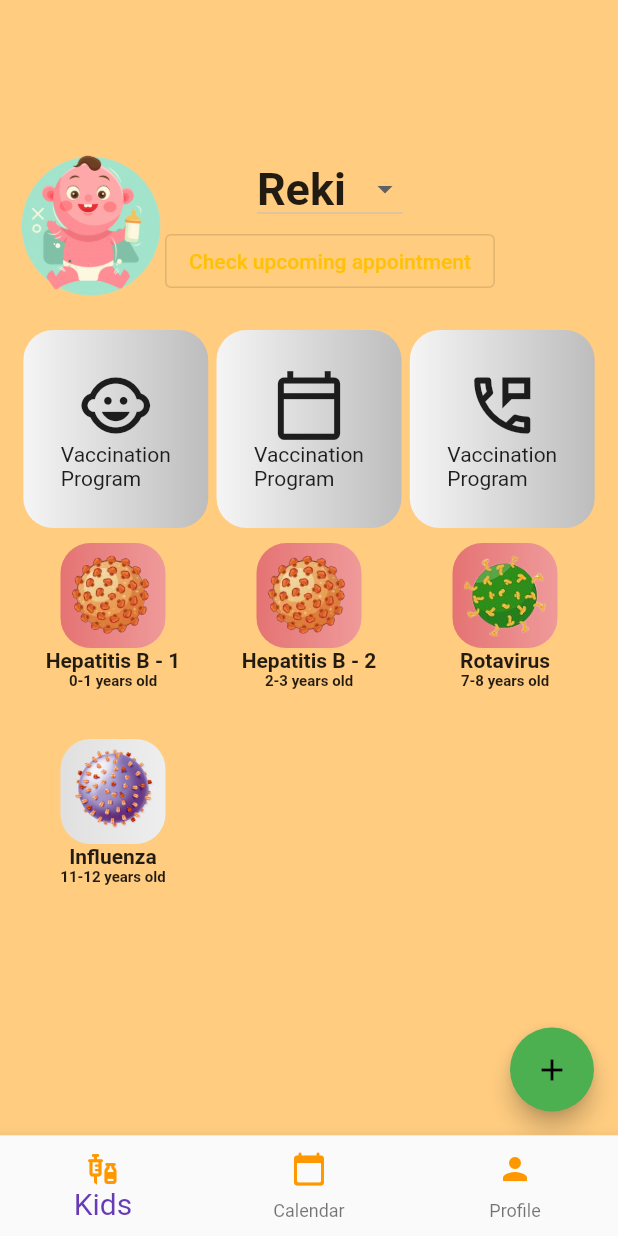
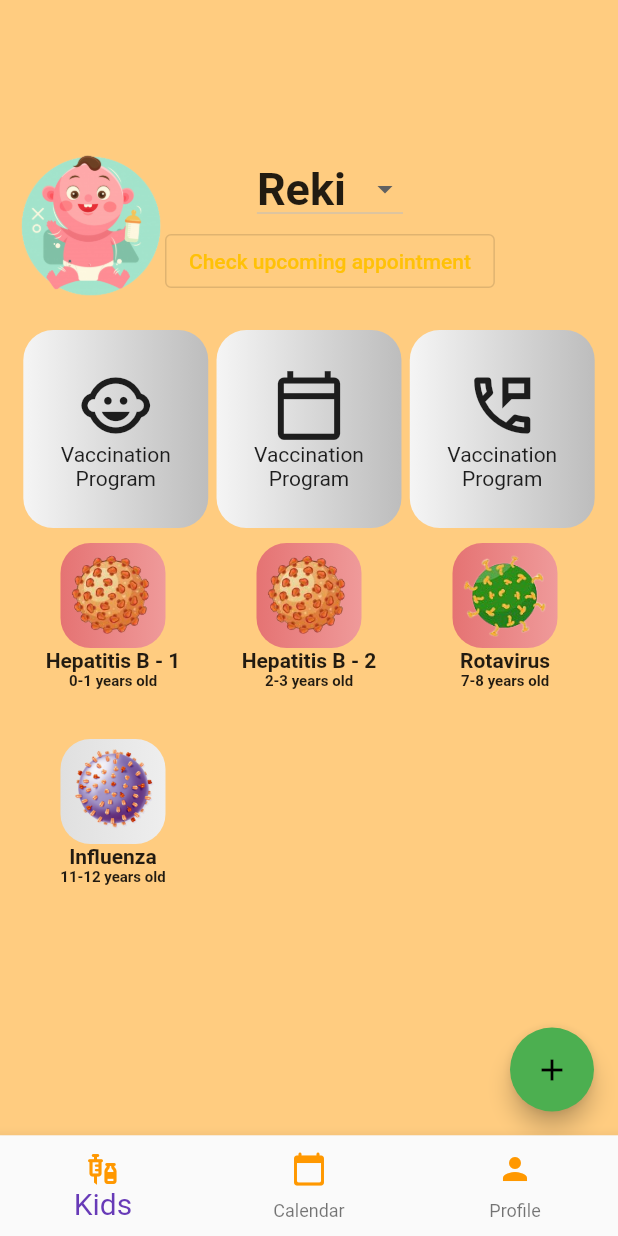
Before and after one commit to bjudob/duckcination, a Flutter app: the screen it shows after launch, on a phone screen of 412 x 824 dp. Run offline on Flutter 3.47's test engine with Material 2 defaults, Android fonts, the phone set to English and light mode, and no system bars; our stand-ins replace firebase_core, table_calendar; accounts and stored records are empty.

Commit message:
big buttons - looking good

```diff
--- a/lib/ui/elements/big_button.dart
+++ b/lib/ui/elements/big_button.dart
@@ -26,7 +26,8 @@ class _BigButtonState extends State<BigButton> {
           child: Column(
             children: [
               Icon(widget.iconData, size: 50,),
-              Text(widget.title),
+              Text(widget.title.split(' ')[0]),
+              Text(widget.title.split(' ')[1]),
             ],
           ),
         ),
--- a/lib/ui/screens/duck_home.dart
+++ b/lib/ui/screens/duck_home.dart
@@ -76,9 +76,9 @@ class _DuckHomeState extends State<DuckHome> {
               Row(
                 mainAxisAlignment: MainAxisAlignment.spaceEvenly,
                 children: const [
-                  BigButton(iconData: Icons.child_care_sharp, title: "Vaccination\nProgram",),
-                  BigButton(iconData: Icons.calendar_today_outlined,title: "Vaccination\nProgram",),
-                  BigButton(iconData: Icons.perm_phone_msg_outlined,title: "Vaccination\nProgram",),
+                  BigButton(iconData: Icons.child_care_sharp, title: "Vaccination Program",),
+                  BigButton(iconData: Icons.calendar_today_outlined,title: "Vaccination Program",),
+                  BigButton(iconData: Icons.perm_phone_msg_outlined,title: "Vaccination Program",),
                 ],
               ),
               SingleChildScrollView(
```
